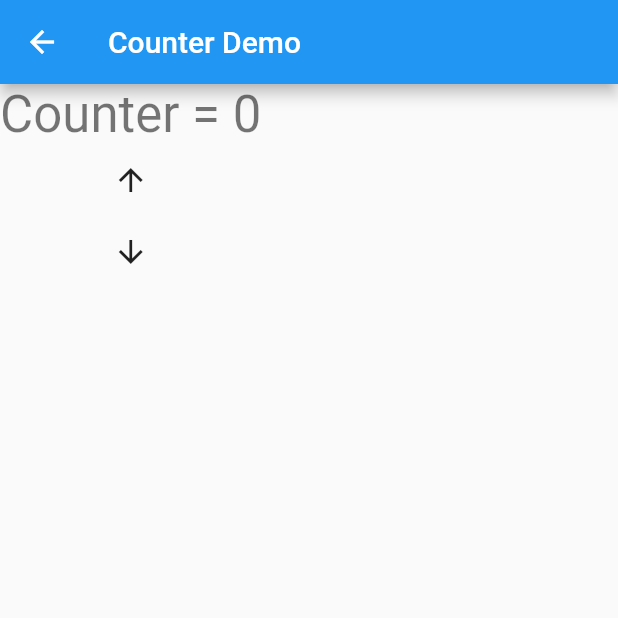
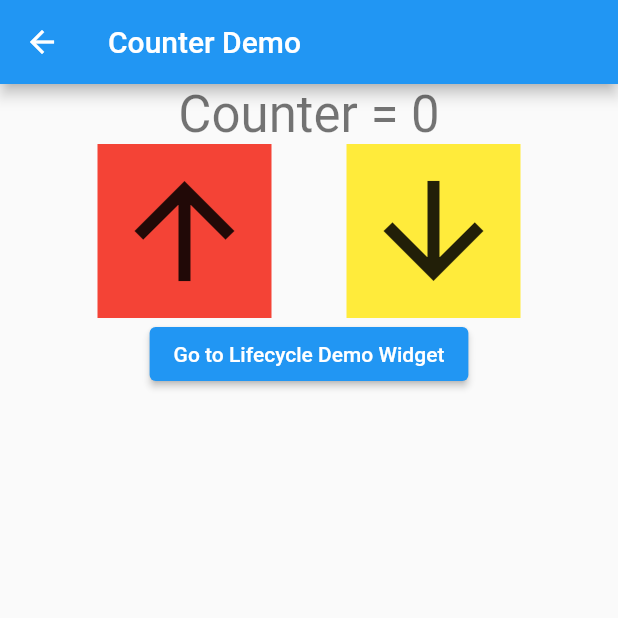
Before and after one commit to ramyapentyala09/cs5303-lesson2, a Flutter app: the screen it shows after launch, after a tap on "Counter Demo", on a phone screen of 412 x 824 dp, the top half of it. Run offline on Flutter 3.47's test engine with Material 2 defaults, Android fonts, the phone set to English and light mode, and no system bars; network calls fail.

Commit message:
card view

```diff
--- /dev/null
+++ b/lib/course.dart
@@ -0,0 +1,53 @@
+class Course{
+  late String number;
+  late String title;
+  late String prereq;
+  late String imageURL;
+
+  Course({
+    required this.number,
+  required this.title,
+  required this.prereq,
+  required this.imageURL,
+  });
+
+}
+
+var courseList = [
+  Course(
+    number: 'CMSC 1613',
+    title: 'Programming I',
+    prereq: 'CMSC 1513',
+    imageURL: 'https://m.media-amazon.com/images/I/517rMbNEp+L._AC_UY327_FMwebp_QL65_.jpg',
+  ),
+  Course(
+    number: 'CMSC 1614',
+    title: 'Programming II',
+    prereq: 'CMSC 1613',
+    imageURL: 'https://m.media-amazon.com/images/I/81V8Icx0SzL._AC_UY327_FMwebp_QL65_.jpg',
+  ),
+  Course(
+    number: 'CMSC 1615',
+    title: 'Programming Languages',
+    prereq: 'CMSC 1614',
+    imageURL: 'https://m.media-amazon.com/images/I/61IwXwjf4VL._AC_UY327_FMwebp_QL65_.jpg',
+  ),
+  Course(
+    number: 'CMSC 1616',
+    title: 'Data Structures',
+    prereq: 'CMSC 1615',
+    imageURL: 'https://m.media-amazon.com/images/I/81KM8rjSVcS._AC_UY327_FMwebp_QL65_.jpg',
+  ),
+  Course(
+    number: 'CMSC 1617',
+    title: 'Java',
+    prereq: 'CMSC 1615',
+    imageURL: 'https://m.media-amazon.com/images/I/6129zBhKZsL._AC_UY327_FMwebp_QL65_.jpg',
+  ),
+  Course(
+    number: 'CMSC 1618',
+    title: 'Object Oriented SW Design',
+    prereq: 'CMSC 1614',
+    imageURL: 'https://m.media-amazon.com/images/I/41RTxX-lVDL._AC_UY327_FMwebp_QL65_.jpg',
+  ),
+];
--- a/lib/main.dart
+++ b/lib/main.dart
@@ -1,5 +1,8 @@
 import 'package:flutter/material.dart';
+import 'package:lesson2/course.dart';
+import 'package:lesson2/viewscreen/cardlist_screen.dart';
 import 'package:lesson2/viewscreen/counterdemo_screen.dart';
+import 'package:lesson2/viewscreen/lifecycle_screen.dart';
 import 'package:lesson2/viewscreen/start_screen.dart';
 
 void main() {
@@ -14,6 +17,11 @@ class Lesson2App extends StatelessWidget {
       routes: {
         StartScreen.routeName: (context) => StartScreen(),
         CounterDemoScreen.routeName: (context) => CounterDemoScreen(),
+        LifecycleScreen.routeName: (context) => LifecycleScreen(),
+        CardListScreen.routeName: (context) {
+          Object? args = ModalRoute.of(context)?.settings.arguments;
+          return CardListScreen(args as List<Course>);
+        }
       },
     );
   }
--- a/lib/viewscreen/counterdemo_screen.dart
+++ b/lib/viewscreen/counterdemo_screen.dart
@@ -1,4 +1,5 @@
 import 'package:flutter/material.dart';
+import 'package:lesson2/viewscreen/lifecycle_screen.dart';
 
 class CounterDemoScreen extends StatefulWidget {
   static const routeName = '/counterDemoScreen';
@@ -16,9 +17,14 @@ class _CounterDemoState extends State<CounterDemoScreen> {
   void initState() {
     super.initState();
     con = _Controller(this);
+    print('xxxxxxxxxxxxxx initState(): CounterDemo');
+  }
+  void render(fn) {
+    setState(fn);
   }
   @override
   Widget build(BuildContext context) {
+    print('xxxxxxxxxxxxx build(): CounterDemo');
     return Scaffold(
       appBar: AppBar(
         title: Text('Counter Demo'),
@@ -26,18 +32,40 @@ class _CounterDemoState extends State<CounterDemoScreen> {
       body: Column(
         children: [
           Text('Counter = $counter', style: Theme.of(context).textTheme.headline4,),
-          IconButton(
-            onPressed: con.countUp,
-             icon: Icon(Icons.arrow_upward),
+          Row(
+            mainAxisAlignment: MainAxisAlignment.center,
+            children: [
+          Container(
+            color: Colors.red,
+            child: IconButton(
+              iconSize: 100.0,
+              onPressed: con.countUp,
+               icon: Icon(Icons.arrow_upward),
+               ),
+          ),
+             SizedBox(width: 50.0),
+          Container(
+            color: Colors.yellow,
+            child: IconButton(
+              iconSize: 100.0,
+              onPressed: con.countDown,
+             icon: Icon(Icons.arrow_downward),
              ),
-          IconButton(onPressed: con.countDown,
-           icon: Icon(Icons.arrow_downward),
-           ),
+          ),
         ],
         ),
-
+        ElevatedButton(
+          onPressed: con.gotoDemo,
+          child: Text('Go to Lifecycle Demo Widget')),
+        ],
+      ),
     );
 
+  }
+  @override
+  void dispose() {
+    print('xxxxxxxxxxx dispose(): CounterDemo');
+    super.dispose();
   }
 
 }
@@ -45,11 +73,18 @@ class _Controller {
   late _CounterDemoState state;
   _Controller(this.state);
   void countUp(){
+    state.render(() {
 ++state.counter;
+    });
 print('====== counter = ${state.counter}');
   }
  void countDown(){
+   state.render(() {
 --state.counter;
+    });
 print('====== counter = ${state.counter}');
 }
+void gotoDemo(){
+  Navigator.pushNamed(state.context, LifecycleScreen.routeName);
 }
+}
--- a/lib/viewscreen/start_screen.dart
+++ b/lib/viewscreen/start_screen.dart
@@ -1,4 +1,6 @@
 import 'package:flutter/material.dart';
+import 'package:lesson2/course.dart';
+import 'package:lesson2/viewscreen/cardlist_screen.dart';
 import 'package:lesson2/viewscreen/counterdemo_screen.dart';
 
 class StartScreen extends StatefulWidget {
@@ -20,10 +22,12 @@ class _StartScreenState extends State<StartScreen> {
   void initState() {
     super.initState();
     con = _Controller(this);
+    print('------------------ initState(): StartScreen');
   }
 
   @override
   Widget build(BuildContext context) {
+    print('------------------ build(): StartScreen');
     return Scaffold(
       appBar: AppBar(
         title: Text('Start Menu'),
@@ -35,10 +39,19 @@ class _StartScreenState extends State<StartScreen> {
               onPressed: con.navigate2CounterDemo,
             child: Text('Counter Demo'),
             ),
+            ElevatedButton(
+              onPressed: con.navigate2CardListDemo,
+            child: Text('Card List Demo'),
+            ),
           ],
           ),
           ),
     );
+  }
+  @override
+  void dispose() {
+    print('------------------ dispose(): StartScreen');
+    super.dispose();
   }
 }
 class _Controller {
@@ -48,5 +61,13 @@ class _Controller {
   void navigate2CounterDemo() {
     Navigator.pushNamed(state.context, CounterDemoScreen.routeName);
   }
+void navigate2CardListDemo() {
+    Navigator.pushNamed(
+      state.context,
+      CardListScreen.routeName,
+      arguments: courseList,
+
+      );
+  }
 
 }
```
Also changed, not shown: lib/viewscreen/cardlist_screen.dart (added, +65 -0 lines), lib/viewscreen/lifecycle_screen.dart (added, +39 -0 lines).
